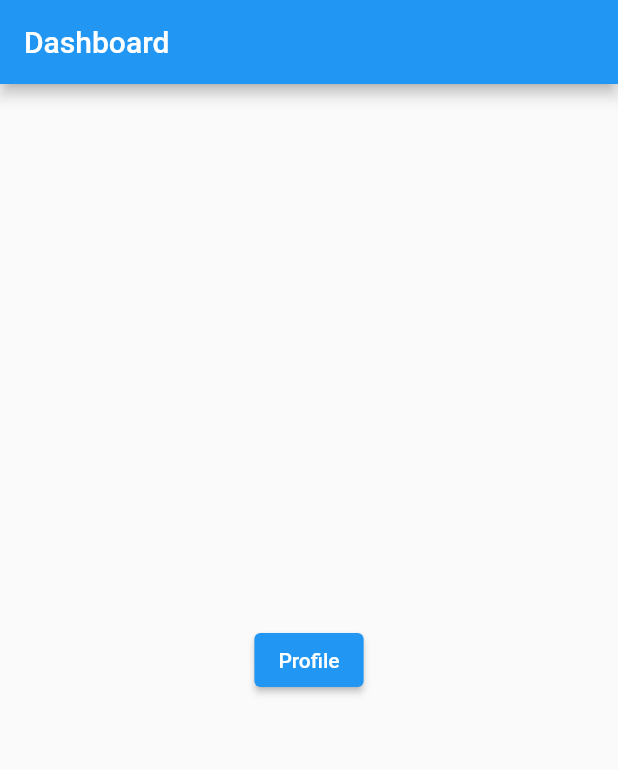
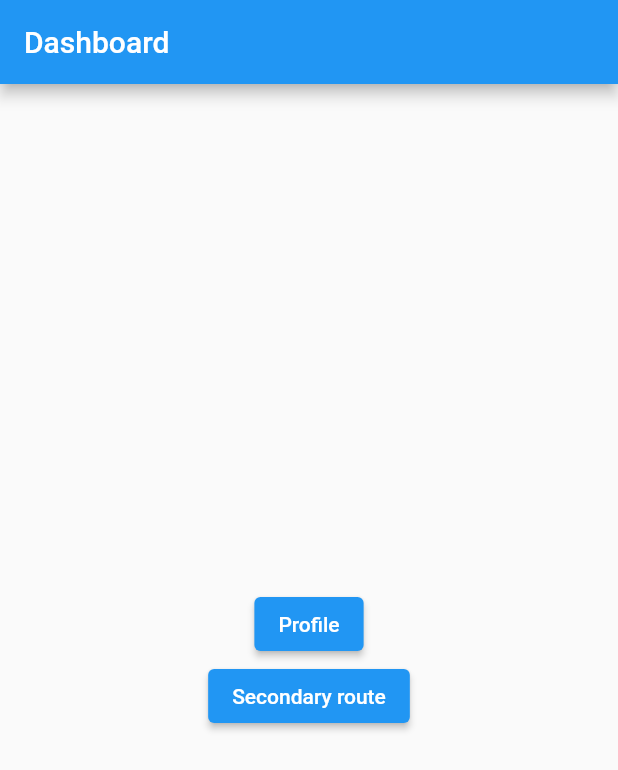
Before and after one commit to WagaoCarvalhoDev/go_router_flutter, a Flutter app: the screen it shows after launch, on a phone screen of 412 x 824 dp. Shown: the top 770 px of the screen. Run offline on Flutter 3.47's test engine with Material 2 defaults, Android fonts, the phone set to English and light mode, and no system bars; our stand-ins replace go_router.

Commit message:
secondary route

```diff
--- a/lib/dashboard.dart
+++ b/lib/dashboard.dart
@@ -11,12 +11,23 @@ class Dashboard extends StatelessWidget {
         title: const Text('Dashboard'),
       ),
       body: Center(
-        child: ElevatedButton(
-            child: const Text('Profile'),
-            onPressed: () {
-              //GoRouter.of(context).go('/profile');
-              context.go('/profile');
-            }),
+        child: Column(
+          mainAxisAlignment: MainAxisAlignment.center,
+          children: [
+            ElevatedButton(
+                child: const Text('Profile'),
+                onPressed: () {
+                  //GoRouter.of(context).go('/profile');
+                  context.go('/profile');
+                }),
+            ElevatedButton(
+                child: const Text('Secondary route'),
+                onPressed: () {
+                  //GoRouter.of(context).go('/profile');
+                  context.go('/secondary_route');
+                }),
+          ],
+        ),
       ),
     );
   }
--- a/lib/main.dart
+++ b/lib/main.dart
@@ -1,5 +1,6 @@
 import 'package:flutter/material.dart';
 import 'package:go_router/go_router.dart';
+import 'package:go_router_flutter/secondary_route.dart';
 
 import 'dashboard.dart';
 import 'profile.dart';
@@ -25,6 +26,12 @@ class MyApp extends StatelessWidget {
       GoRoute(
         path: '/',
         builder: (context, state) => const Dashboard(),
+        routes: [
+          GoRoute(
+            path: 'secondary_route',
+            builder: (context, state) => const SecondaryRoute(),
+          ),
+        ],
       ),
       GoRoute(
         path: '/profile',
```
Also changed, not shown: lib/secondary_route.dart (added, +23 -0 lines).
